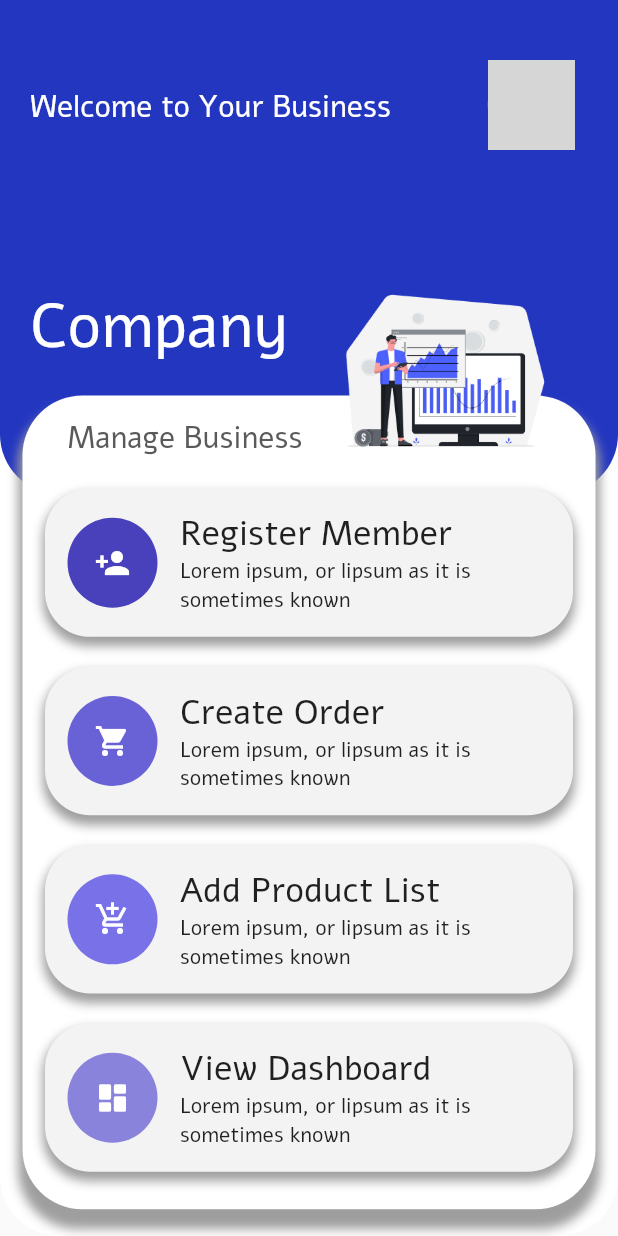
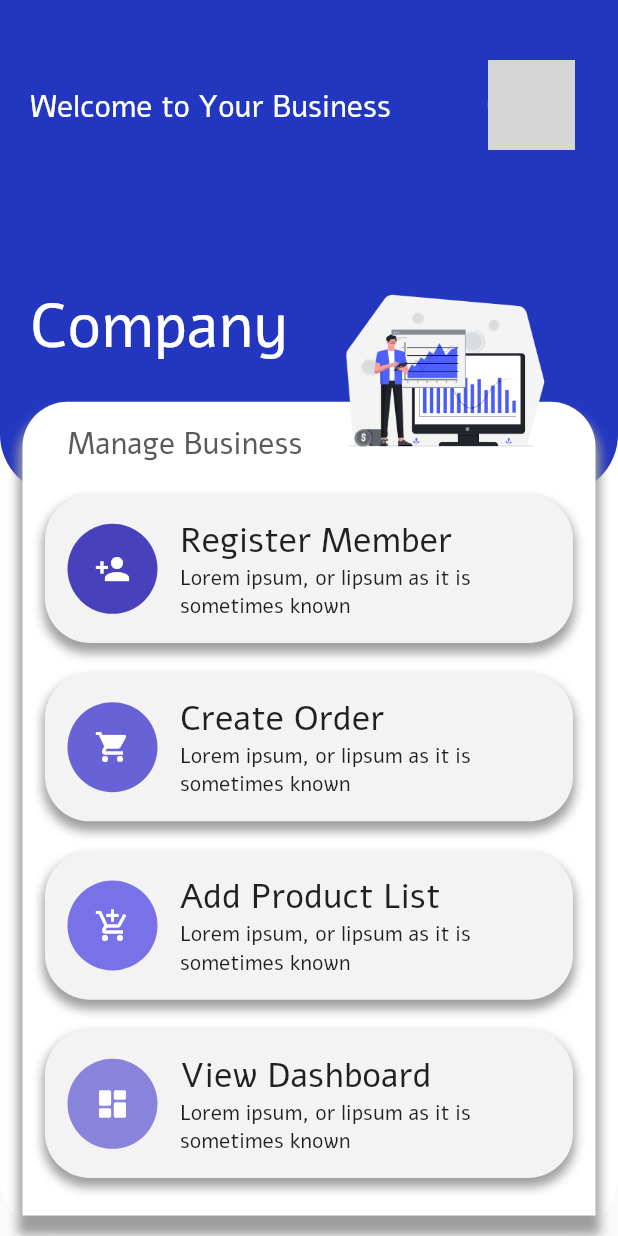
Before and after one commit to CSC234/Memby-application, a Flutter app: the Landing screen opened directly, on a phone screen of 412 x 824 dp. Run offline on Flutter 3.47's test engine with Material 2 defaults, Android fonts, the phone set to English and light mode, and no system bars; drawn by our look-alikes of overlay_support; our stand-ins replace bottom_navy_bar, charts_flutter, cloud_firestore, dotted_decoration, firebase_auth, firebase_core and 5 more; missing offline and left inert: dart:ffi, flutter_auth_buttons; accounts and stored records are empty; network calls fail; grey boxes are pictures that could not be loaded.

Commit message:
[UPDATE] landing

```diff
--- a/lib/screens/landingScreen.dart
+++ b/lib/screens/landingScreen.dart
@@ -38,7 +38,6 @@ class _LandingState extends State<Landing> {
 
     return Container(
       child: Scaffold(
-
         body: Stack(
           children: <Widget>[
             Positioned(
@@ -230,7 +229,7 @@ class _LandingState extends State<Landing> {
                 }),
             Positioned(
                 left: 15,
-                top: height * (32 / 100),
+                top: height * (32.5 / 100),
                 // height: height * (65 / 100),
                 child: SizedBox(
                     width: width - 30,
@@ -238,10 +237,8 @@ class _LandingState extends State<Landing> {
                       decoration: const BoxDecoration(
                         color: kPrimaryColor,
                         borderRadius: BorderRadius.only(
-                          topLeft: Radius.circular(40),
-                          topRight: Radius.circular(40),
-                          bottomLeft: Radius.circular(40),
-                          bottomRight: Radius.circular(40),
+                          topLeft: Radius.circular(30),
+                          topRight: Radius.circular(30),
                         ),
                         boxShadow: [
                           BoxShadow(
```
